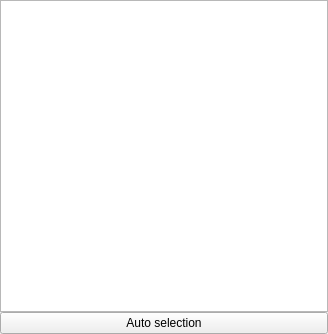
Qt form ui/object_list.ui (dvzadara/caminator) before a commit.
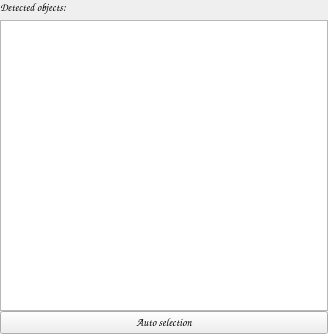
The same form after that commit.

```diff
--- a/ui/object_list.ui
+++ b/ui/object_list.ui
@@ -36,10 +36,58 @@
     <number>0</number>
    </property>
    <item>
-    <widget class="QListView" name="listView"/>
+    <widget class="QLabel" name="label">
+     <property name="font">
+      <font>
+       <family>Comic Sans MS</family>
+       <pointsize>8</pointsize>
+       <weight>75</weight>
+       <bold>true</bold>
+      </font>
+     </property>
+     <property name="text">
+      <string>Detected objects:</string>
+     </property>
+    </widget>
+   </item>
+   <item>
+    <spacer name="verticalSpacer">
+     <property name="orientation">
+      <enum>Qt::Vertical</enum>
+     </property>
+     <property name="sizeType">
+      <enum>QSizePolicy::Minimum</enum>
+     </property>
+     <property name="sizeHint" stdset="0">
+      <size>
+       <width>5</width>
+       <height>5</height>
+      </size>
+     </property>
+    </spacer>
+   </item>
+   <item>
+    <widget class="QListView" name="listView">
+     <property name="font">
+      <font>
+       <family>Comic Sans MS</family>
+       <pointsize>8</pointsize>
+       <weight>75</weight>
+       <bold>true</bold>
+      </font>
+     </property>
+    </widget>
    </item>
    <item>
     <widget class="QPushButton" name="pushButton">
+     <property name="font">
+      <font>
+       <family>Comic Sans MS</family>
+       <pointsize>8</pointsize>
+       <weight>75</weight>
+       <bold>true</bold>
+      </font>
+     </property>
      <property name="text">
       <string>Auto selection</string>
      </property>
```
